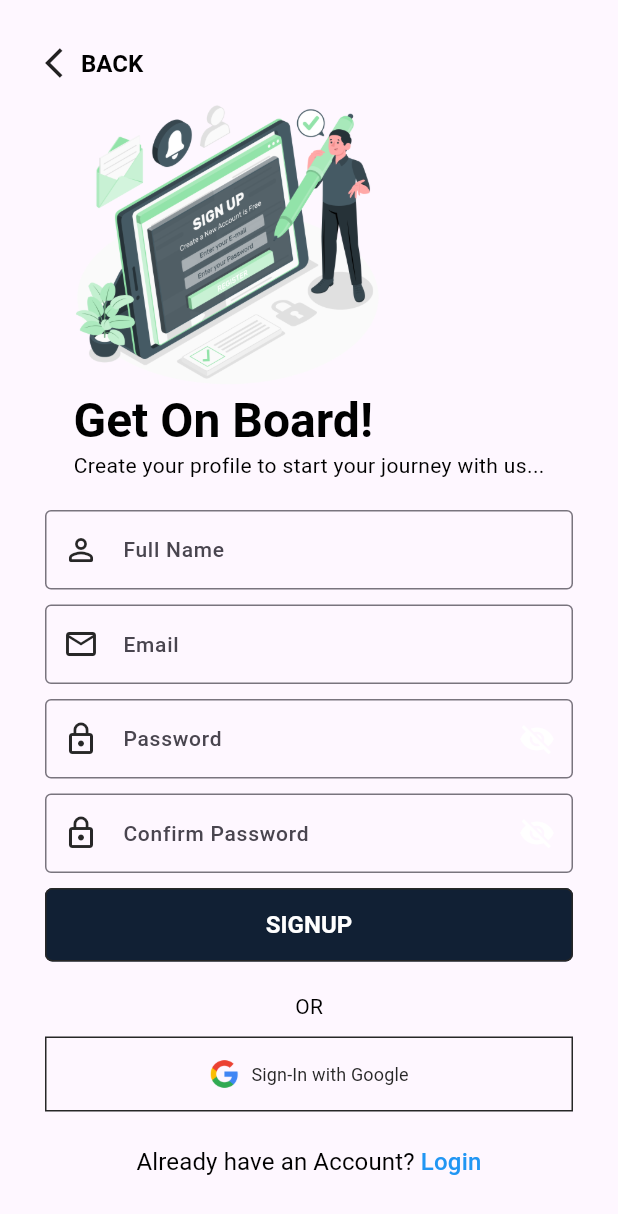
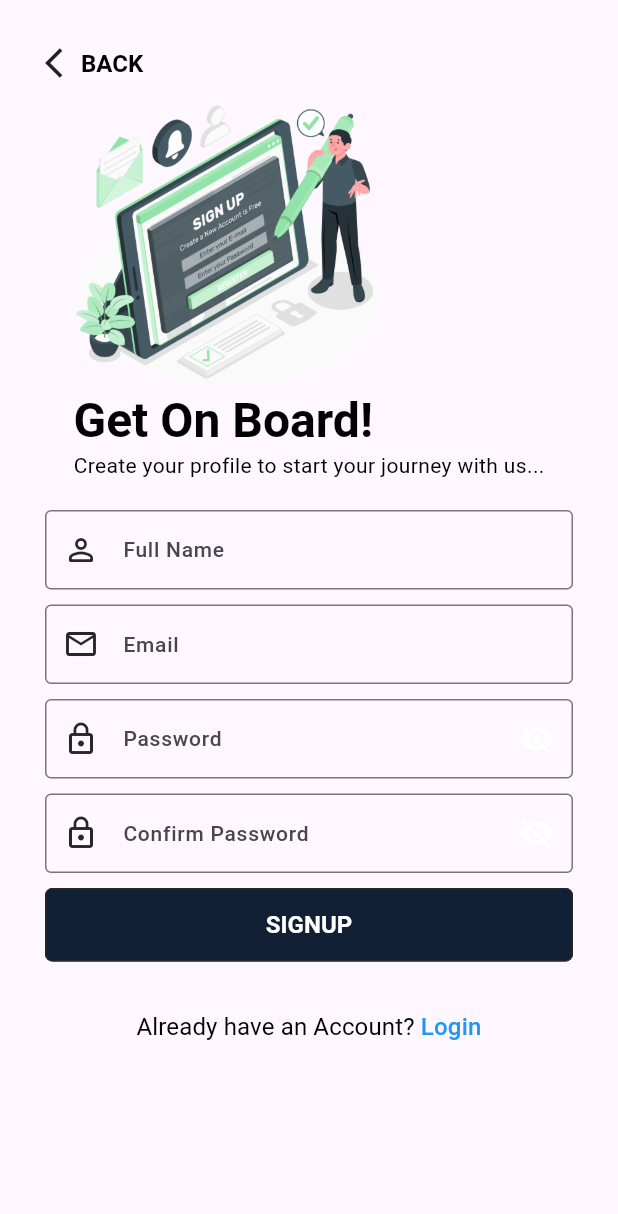
Before and after one commit to Tayyab2267/everyday_chronicles, a Flutter app: the LoginFormFooterWidget widget shown alone on an empty page, opened directly, after a tap on an icon or button, on a phone screen of 412 x 824 dp. Shown: the top 1214 px of the screen. Run offline on Flutter 3.47's test engine with Material 3 defaults, Android fonts, the phone set to English and light mode, and no system bars; our stand-ins replace firebase_auth, firebase_core, flutter_otp_text_field, font_awesome_flutter, get, google_fonts and 8 more; missing offline and left inert: dart:ffi; accounts and stored records are empty; Roboto replaces fonts that are missing (Poppins).

Commit message:
commenting google sign in code as i will do it later if I had time

```diff
--- a/lib/src/features/authentication/screens/login/login_form_footer_widget.dart
+++ b/lib/src/features/authentication/screens/login/login_form_footer_widget.dart
@@ -5,6 +5,7 @@ import 'package:get/get.dart';
 import '../../../../constants/image_strings.dart';
 import '../../../../constants/sizes.dart';
 import '../../../../constants/text_strings.dart';
+import '../../controllers/login_controller.dart';
 
 class LoginFormFooterWidget extends StatelessWidget {
   const LoginFormFooterWidget({super.key,
@@ -16,23 +17,27 @@ class LoginFormFooterWidget extends StatelessWidget {
 
   @override
   Widget build(BuildContext context) {
+    final controller = Get.put(LogInController());
     return Column(
       crossAxisAlignment: CrossAxisAlignment.center,
       children: [
-        const Text("OR"),
-        const SizedBox(height: myFormHeight - 20),
-        SizedBox(
-          width: double.infinity,
-          child: OutlinedButton.icon(
-            icon: const Image(
-              image: AssetImage(myGoogleLogoImage),
-              width: 20.0,
-            ),
-            onPressed: () {},
-            label: const Text(mySignInWithGoogle),
-          ),
-        ),
-        const SizedBox(height: myFormHeight - 20),
+        // const Text("OR"),
+        // const SizedBox(height: myFormHeight - 20),
+        // SizedBox(
+        //   width: double.infinity,
+        //   child: OutlinedButton.icon(
+        //     icon: const Image(
+        //       image: AssetImage(myGoogleLogoImage),
+        //       width: 20.0,
+        //     ),
+        //     onPressed: () {
+        //       //controller.googleSignIn();
+        //       print("Google Sign in Button clicked");
+        //     },
+        //     label: const Text(mySignInWithGoogle),
+        //   ),
+        // ),
+        // const SizedBox(height: myFormHeight - 20),
         TextButton(
           onPressed: () {
             Navigator.pop(context);
--- a/lib/src/features/authentication/screens/signup/signup_form_footer_widget.dart
+++ b/lib/src/features/authentication/screens/signup/signup_form_footer_widget.dart
@@ -19,20 +19,20 @@ class SignupFormFooterWidget extends StatelessWidget {
     return Column(
       crossAxisAlignment: CrossAxisAlignment.center,
       children: [
-        const Text("OR"),
-        const SizedBox(height: myFormHeight - 20),
-        SizedBox(
-          width: double.infinity,
-          child: OutlinedButton.icon(
-            icon: const Image(
-              image: AssetImage(myGoogleLogoImage),
-              width: 20.0,
-            ),
-            onPressed: () {},
-            label: const Text(mySignInWithGoogle),
-          ),
-        ),
-        const SizedBox(height: myFormHeight - 20),
+        // const Text("OR"),
+        // const SizedBox(height: myFormHeight - 20),
+        // SizedBox(
+        //   width: double.infinity,
+        //   child: OutlinedButton.icon(
+        //     icon: const Image(
+        //       image: AssetImage(myGoogleLogoImage),
+        //       width: 20.0,
+        //     ),
+        //     onPressed: () {},
+        //     label: const Text(mySignInWithGoogle),
+        //   ),
+        // ),
+        // const SizedBox(height: myFormHeight - 20),
         TextButton(
           onPressed: () {
             Navigator.pop(context);
```
Also changed, not shown: lib/src/features/authentication/controllers/login_controller.dart (+11 -0 lines), lib/src/repository/authentication_repository/authentication_repository.dart (+22 -3 lines).
